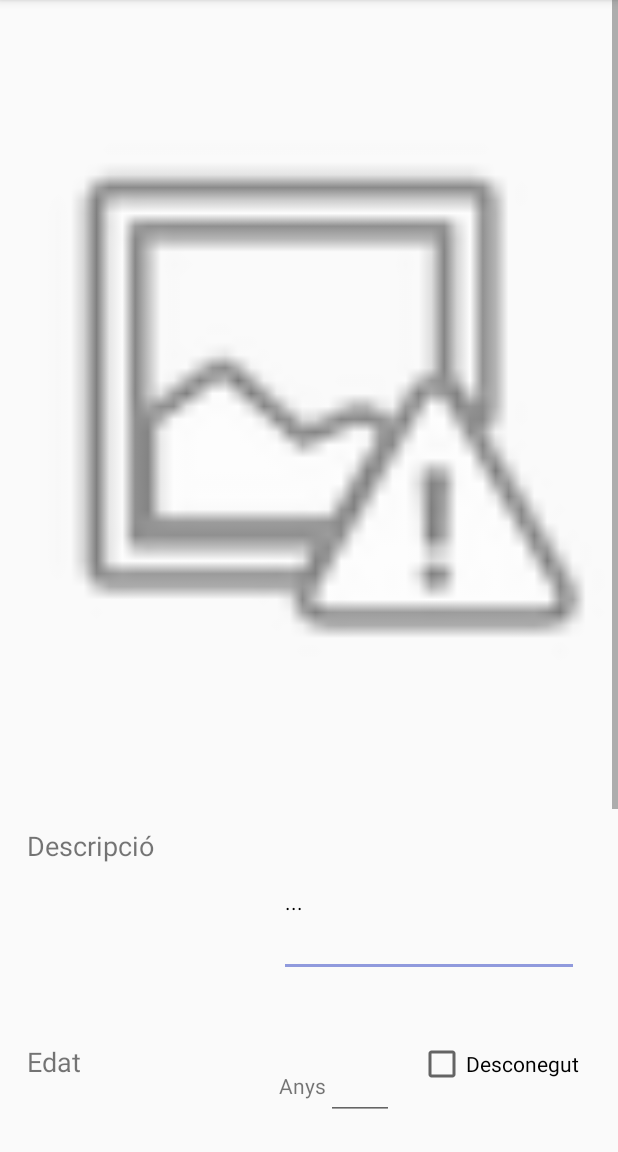
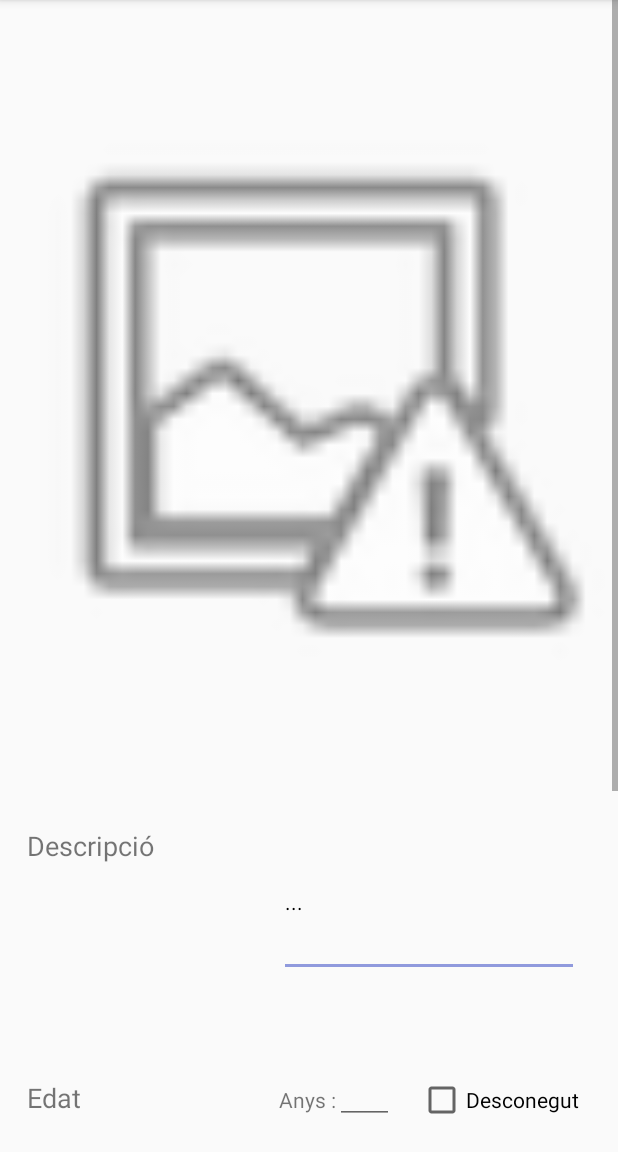
Before and after one commit to MartaCollPol/AdoptMe, an Android app: the CreaActivity screen opened directly, with no data from a screen before it, on a phone screen of 412 x 824 dp, the part 84-1236 px from its top. Run offline under Robolectric (Android 15) with nearby library versions, the phone set to English and light mode, and no system bars; our stand-ins replace Firebase (no records; nobody signed in at launch, a user with empty details on screens opened directly); pictures from the network do not load; 3 statements that could not run were skipped.

Commit message:
Canvi estil en crea activity

```diff
--- a/AdoptMe2/app/src/main/res/layout/activity_crea.xml
+++ b/AdoptMe2/app/src/main/res/layout/activity_crea.xml
@@ -43,9 +43,9 @@
                 android:layout_height="wrap_content"
                 android:layout_alignBaseline="@+id/email"
                 android:layout_alignBottom="@+id/email"
-                android:layout_alignEnd="@+id/c_text_telefon"
+                android:layout_alignEnd="@+id/c_check_desconegut"
                 android:layout_alignLeft="@+id/c_text_telefon"
-                android:layout_alignRight="@+id/c_text_telefon"
+                android:layout_alignRight="@+id/c_check_desconegut"
                 android:layout_alignStart="@+id/c_text_telefon"
                 android:textSize="18sp" />
 
@@ -53,13 +53,14 @@
                 android:id="@+id/c_text_telefon"
                 android:layout_width="wrap_content"
                 android:layout_height="wrap_content"
+                android:layout_alignBaseline="@+id/telefon"
+                android:layout_alignBottom="@+id/telefon"
+                android:layout_alignEnd="@+id/c_text_nom"
                 android:layout_alignLeft="@+id/c_text_nom"
+                android:layout_alignRight="@+id/c_text_nom"
                 android:layout_alignStart="@+id/c_text_nom"
-                android:layout_alignTop="@+id/telefon"
                 android:inputType="phone"
-                android:textSize="18sp"
-                android:layout_alignRight="@+id/c_text_nom"
-                android:layout_alignEnd="@+id/c_text_nom" />
+                android:textSize="18sp" />
 
             <TextView
                 android:id="@+id/telefon"
@@ -80,31 +81,31 @@
                 android:layout_alignBottom="@+id/nom"
                 android:layout_alignLeft="@+id/c_check_male"
                 android:layout_alignStart="@+id/c_check_male"
-                android:textSize="18sp"
                 android:layout_toLeftOf="@+id/c_check_female"
-                android:layout_toStartOf="@+id/c_check_female" />
+                android:layout_toStartOf="@+id/c_check_female"
+                android:textSize="18sp" />
 
             <TextView
                 android:id="@+id/nom"
                 android:layout_width="wrap_content"
                 android:layout_height="wrap_content"
+                android:layout_alignLeft="@+id/contacte"
+                android:layout_alignStart="@+id/contacte"
+                android:layout_below="@+id/contacte"
                 android:layout_marginTop="38dp"
                 android:text="@string/nom"
-                android:textSize="18sp"
-                android:layout_below="@+id/contacte"
-                android:layout_alignLeft="@+id/contacte"
-                android:layout_alignStart="@+id/contacte" />
+                android:textSize="18sp" />
 
             <TextView
                 android:id="@+id/contacte"
                 android:layout_width="wrap_content"
                 android:layout_height="wrap_content"
-                android:text="@string/contacte"
-                android:textSize="24sp"
-                android:layout_below="@+id/c_check_male"
                 android:layout_alignLeft="@+id/sexe"
                 android:layout_alignStart="@+id/sexe"
-                android:layout_marginTop="27dp" />
+                android:layout_below="@+id/c_check_male"
+                android:layout_marginTop="27dp"
+                android:text="@string/contacte"
+                android:textSize="24sp" />
 
             <CheckBox
                 android:id="@+id/c_check_female"
@@ -116,8 +117,7 @@
                 android:layout_alignParentRight="true"
                 android:layout_marginEnd="17dp"
                 android:layout_marginRight="17dp"
-                android:text="@string/famella"
-                />
+                android:text="@string/famella" />
 
 
             <ImageView
@@ -143,22 +143,20 @@
 
             <EditText
                 android:id="@+id/c_text_edat"
-                android:layout_width="wrap_content"
+                android:layout_width="39dp"
                 android:layout_height="wrap_content"
-                android:layout_alignTop="@+id/c_check_desconegut"
+                android:layout_alignBottom="@+id/c_check_desconegut"
+                android:layout_alignEnd="@+id/c_check_male"
+                android:layout_alignRight="@+id/c_check_male"
                 android:inputType="number"
-                android:textSize="24sp"
-                android:layout_alignRight="@+id/c_check_male"
-                android:layout_alignEnd="@+id/c_check_male"
-                android:layout_toRightOf="@+id/anys"
-                android:layout_toEndOf="@+id/anys" />
+                android:textSize="24sp" />
 
             <TextView
                 android:id="@+id/anys"
                 android:layout_width="wrap_content"
                 android:layout_height="wrap_content"
-                android:layout_alignBaseline="@+id/c_text_edat"
-                android:layout_alignBottom="@+id/c_text_edat"
+                android:layout_alignBaseline="@+id/c_check_desconegut"
+                android:layout_alignBottom="@+id/c_check_desconegut"
                 android:layout_alignLeft="@+id/c_text_descripcio"
                 android:layout_alignStart="@+id/c_text_descripcio"
                 android:text="@string/anys"
@@ -192,14 +190,14 @@
                 android:id="@+id/descripcio"
                 android:layout_width="wrap_content"
                 android:layout_height="30dp"
+                android:layout_alignParentLeft="true"
+                android:layout_alignParentStart="true"
+                android:layout_below="@+id/c_edit_image"
                 android:layout_marginLeft="18dp"
                 android:layout_marginStart="18dp"
                 android:layout_marginTop="18dp"
                 android:text="@string/descripcio"
-                android:textSize="18sp"
-                android:layout_below="@+id/c_edit_image"
-                android:layout_alignParentLeft="true"
-                android:layout_alignParentStart="true" />
+                android:textSize="18sp" />
 
             <CheckBox
                 android:id="@+id/c_check_desconegut"
@@ -208,9 +206,8 @@
                 android:layout_alignEnd="@+id/c_text_descripcio"
                 android:layout_alignRight="@+id/c_text_descripcio"
                 android:layout_below="@+id/c_text_descripcio"
-                android:layout_marginTop="42dp"
-                android:text="@string/desconegut"
-                />
+                android:layout_marginTop="66dp"
+                android:text="@string/desconegut" />
 
             <CheckBox
                 android:id="@+id/c_check_male"
@@ -220,8 +217,7 @@
                 android:layout_alignBottom="@+id/sexe"
                 android:layout_alignLeft="@+id/anys"
                 android:layout_alignStart="@+id/anys"
-                android:text="@string/mascle"
-                />
+                android:text="@string/mascle" />
         </RelativeLayout>
     </ScrollView>
 
--- a/AdoptMe2/app/src/main/res/values/strings.xml
+++ b/AdoptMe2/app/src/main/res/values/strings.xml
@@ -3,7 +3,7 @@
     <string name="action_settings">Settings</string>
     <string name="descripcio">Descripció</string>
     <string name="edat">Edat</string>
-    <string name="anys">Anys</string>
+    <string name="anys">Anys :</string>
     <string name="desconegut">Desconegut</string>
     <string name="sexe">Sexe</string>
     <string name="famella">Famella</string>
@@ -17,8 +17,4 @@
     <string name="action_filtra">Filtra</string>
     <string name="femella">Femella</string>
     <string name="localització">Localització</string>
-    <string name="min">min</string>
-    <string name="max">max</string>
-    <string name="guió">-</string>
-
-</resources>
+   </resources>
```
